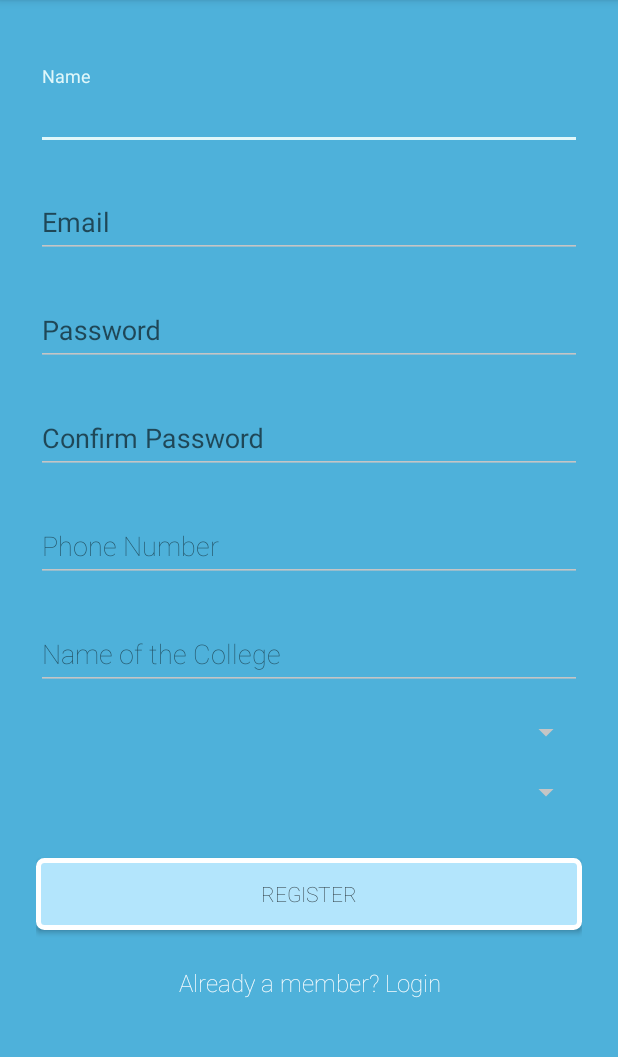
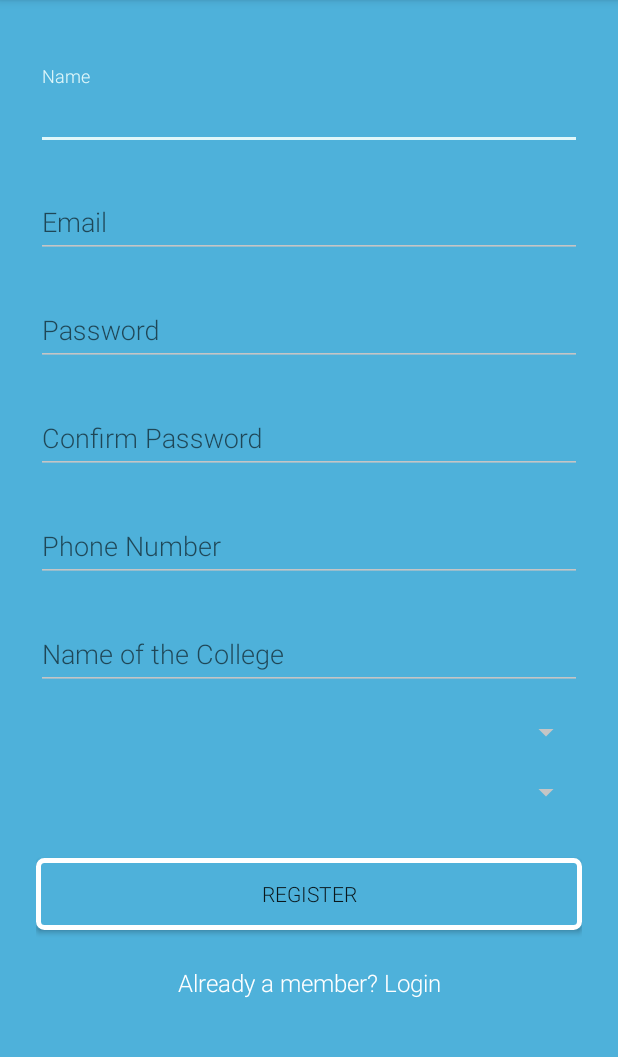
Before and after one commit to nareshvelu96/Interrupt2016, an Android app: the Register screen opened directly, with no data from a screen before it, on a phone screen of 412 x 824 dp, the part 84-1141 px from its top. Run offline under Robolectric (Android 15) with nearby library versions, the light colour scheme and no system bars; our stand-ins replace ButterKnife; libraries missing offline, so code that uses them is left out: com.weiwangcn.betterspinner; plain views replace MaterialBetterSpinner; Roboto replaces fonts that are not available here; 2 statements that could not run were skipped.

Commit message:
Version 1.03.3 (Color Scheme updated)

```diff
--- a/app/src/main/res/drawable/register.xml
+++ b/app/src/main/res/drawable/register.xml
@@ -6,7 +6,7 @@
 android:radius="4dp"
     />
 <solid
-    android:color="#b3e5fc"/>
+    android:color="@color/primary"/>
 <padding
 android:left="0dp"
 android:top="0dp"
--- a/app/src/main/res/layout/activity_main.xml
+++ b/app/src/main/res/layout/activity_main.xml
@@ -29,7 +29,7 @@
                 app:itemTextColor="@color/drawer_item"
                 android:layout_weight="1"
                 android:layout_height="0dp"
-                android:background="@color/primary_dark"
+                android:background="@color/primary_custom"
                 app:headerLayout="@layout/nav_header_main"
                 app:menu="@menu/activity_main_drawer" >
             </android.support.design.widget.NavigationView>
--- a/app/src/main/res/layout/activity_register.xml
+++ b/app/src/main/res/layout/activity_register.xml
@@ -28,7 +28,7 @@
                 android:layout_height="wrap_content"
                 android:inputType="textCapWords"
                 android:hint="Name"
-                android:fontFamily="fonts/Roboto-Light.ttf"/>
+                android:fontFamily="sans-serif-light"/>
         </android.support.design.widget.TextInputLayout>
 
         <!-- Email Label -->
@@ -42,7 +42,7 @@
                 android:layout_height="wrap_content"
                 android:inputType="textEmailAddress"
                 android:hint="Email"
-                android:fontFamily="fonts/Roboto-Light.ttf"/>
+                android:fontFamily="sans-serif-light"/>
         </android.support.design.widget.TextInputLayout>
 
         <!-- Password Label -->
@@ -56,7 +56,7 @@
                 android:layout_height="wrap_content"
                 android:inputType="textPassword"
                 android:hint="Password"
-                android:fontFamily="fonts/Roboto-Light.ttf"/>
+                android:fontFamily="sans-serif-light"/>
         </android.support.design.widget.TextInputLayout>
 
         <!-- Confirm Password Label -->
@@ -70,7 +70,7 @@
                 android:layout_height="wrap_content"
                 android:inputType="textPassword"
                 android:hint="Confirm Password"
-                android:fontFamily="fonts/Roboto-Light.ttf"/>
+                android:fontFamily="sans-serif-light"/>
         </android.support.design.widget.TextInputLayout>
 
         <!--  Phone Label -->
@@ -84,7 +84,7 @@
                 android:layout_height="wrap_content"
                 android:inputType="phone"
                 android:hint="Phone Number"
-                android:fontFamily="sans-serif-thin"/>
+                android:fontFamily="sans-serif-light"/>
         </android.support.design.widget.TextInputLayout>
 
         <android.support.design.widget.TextInputLayout
@@ -96,7 +96,7 @@
                 android:layout_width="match_parent"
                 android:layout_height="wrap_content"
                 android:hint="Name of the College"
-                android:fontFamily="sans-serif-thin"/>
+                android:fontFamily="sans-serif-light"/>
         </android.support.design.widget.TextInputLayout>
         <android.support.design.widget.TextInputLayout
             android:layout_width="match_parent"
@@ -108,6 +108,8 @@
                 android:layout_width="match_parent"
 
                 android:hint="Department"
+                android:fontFamily="sans-serif-light"
+                android:textStyle="bold"
                 android:id="@+id/dept"
 
                 />
@@ -122,6 +124,8 @@
                 android:layout_width="match_parent"
                 android:id="@+id/year"
                 android:hint="Year"
+                android:fontFamily="sans-serif-light"
+                android:textStyle="bold"
                 />
         </android.support.design.widget.TextInputLayout>
 
@@ -136,7 +140,7 @@
             android:layout_marginBottom="24dp"
             android:padding="12dp"
             android:text="Register"
-            android:fontFamily="sans-serif-thin"
+            android:fontFamily="sans-serif-light"
             android:background="@drawable/register"/>
 
         <TextView android:id="@+id/link_login"
@@ -145,7 +149,7 @@
             android:layout_marginBottom="24dp"
             android:text="Already a member? Login"
             android:textColor="#FFFFFF"
-            android:fontFamily="sans-serif-thin"
+            android:fontFamily="sans-serif-light"
             android:gravity="center"
             android:textSize="16dip"/>
 
--- a/app/src/main/res/layout/contact.xml
+++ b/app/src/main/res/layout/contact.xml
@@ -3,7 +3,7 @@
     android:layout_width="match_parent"
     android:layout_height="match_parent"
 
-    android:background="@color/primary"
+    android:background="@color/primary_custom"
     android:orientation="vertical"
     xmlns:fbutton="http://schemas.android.com/apk/res-auto">
     <android.support.v7.widget.CardView
--- a/app/src/main/res/layout/eventreg.xml
+++ b/app/src/main/res/layout/eventreg.xml
@@ -4,7 +4,7 @@
     android:orientation="vertical"
     android:layout_width="match_parent"
     android:layout_height="match_parent"
-    android:background="@color/primary"
+    android:background="@color/primary_custom"
     tools:ignore="MissingPrefix"
 android:padding="20dp"
     android:layout_gravity="center"
--- a/app/src/main/res/layout/events.xml
+++ b/app/src/main/res/layout/events.xml
@@ -8,7 +8,7 @@
         android:id="@+id/list_view"
         android:layout_width="match_parent"
         android:layout_height="wrap_content"
-        android:background="@color/white">
+        android:background="@color/primary">
 
     </ListView>
     <com.github.pedrovgs.DraggableView xmlns:android="http://schemas.android.com/apk/res/android"
@@ -67,7 +67,7 @@
     android:id="@+id/card_view1"
     android:layout_gravity="center"
     android:layout_width="fill_parent"
-    draggable_view:cardBackgroundColor="@color/card_bg"
+    draggable_view:cardBackgroundColor="@color/primary_custom"
     android:layout_height="wrap_content"
     android:layout_margin="5dp">
     <LinearLayout
@@ -98,7 +98,7 @@
                     android:layout_width="fill_parent"
                     android:layout_height="wrap_content"
                     android:layout_margin="5dp"
-                    draggable_view:cardBackgroundColor="@color/card_bg">
+                    draggable_view:cardBackgroundColor="@color/primary_custom">
                     <LinearLayout
                         android:layout_width="match_parent"
                         android:layout_height="wrap_content"
--- a/app/src/main/res/layout/letsgo.xml
+++ b/app/src/main/res/layout/letsgo.xml
@@ -2,7 +2,7 @@
 <LinearLayout xmlns:android="http://schemas.android.com/apk/res/android"
     android:layout_width="match_parent"
     android:orientation="vertical"
-    android:background="@color/primary"
+    android:background="@color/primary_custom"
     android:layout_height="match_parent"
     android:gravity="center_vertical">
 
--- a/app/src/main/res/layout/transport.xml
+++ b/app/src/main/res/layout/transport.xml
@@ -2,7 +2,7 @@
 <LinearLayout xmlns:android="http://schemas.android.com/apk/res/android"
     android:orientation="vertical" android:layout_width="match_parent"
     android:layout_height="match_parent"
-    android:background="@color/primary">
+    android:background="@color/primary_custom">
 
 
 
--- a/app/src/main/res/values/styles.xml
+++ b/app/src/main/res/values/styles.xml
@@ -74,7 +74,7 @@
     <color name="primary">#4EB1DA</color>
     <color name="primary_dark">#43b5f5</color>
     <color name="primary_light">#E9E9E9</color>
-    <color name="primary_custom">#000428</color>
+    <color name="primary_custom">#303F9f</color>
     <color name="accent">#E0F7FA</color>
     <color name="primary_text">#212121</color>
     <color name="secondary_text">#E1F5FE</color>
```
